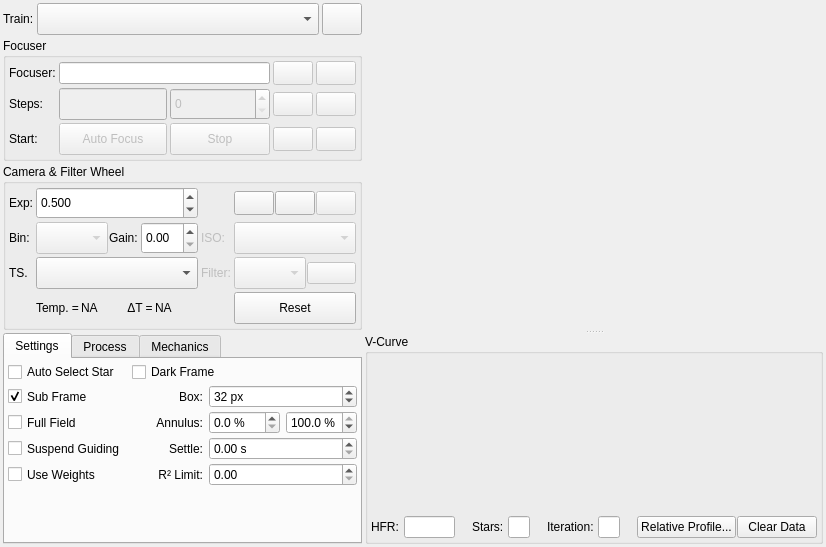
Old version of the form kstars/ekos/focus/focus.ui in the repository KDE/kstars.
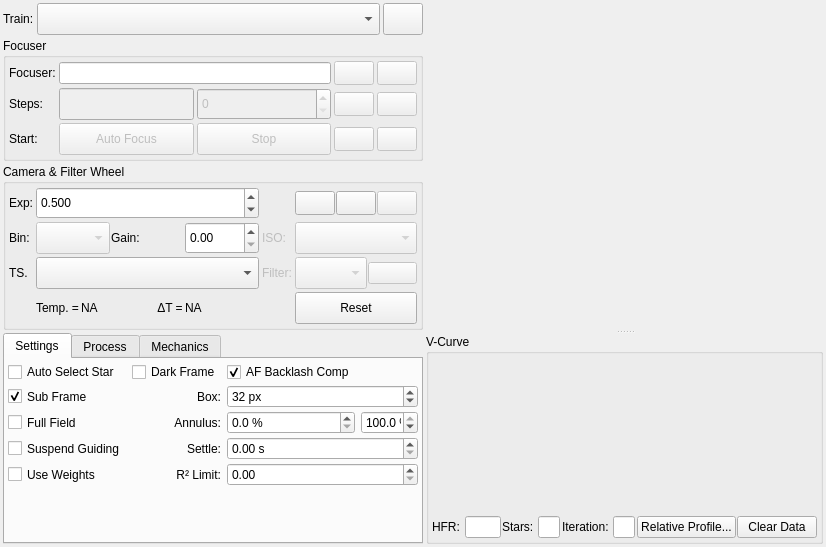
New version of the form. Icons and pictures are not drawn. Custom widgets are drawn as their Qt base class.

Commit message: Control to allow autofocus backlash compensation to be toggled on or off

```diff
--- a/kstars/ekos/focus/focus.ui
+++ b/kstars/ekos/focus/focus.ui
@@ -1104,7 +1104,7 @@
              </property>
             </widget>
            </item>
-           <item row="0" column="1" colspan="3">
+           <item row="0" column="1">
             <widget class="QCheckBox" name="useFocusDarkFrame">
              <property name="sizePolicy">
               <sizepolicy hsizetype="Preferred" vsizetype="Preferred">
@@ -1120,6 +1120,25 @@
              </property>
             </widget>
            </item>
+           <item row="0" column="2">
+            <widget class="QCheckBox" name="focusAFBacklashComp">
+             <property name="sizePolicy">
+              <sizepolicy hsizetype="Preferred" vsizetype="Preferred">
+               <horstretch>0</horstretch>
+               <verstretch>0</verstretch>
+              </sizepolicy>
+             </property>
+             <property name="toolTip">
+              <string>&lt;html&gt;&lt;head/&gt;&lt;body&gt;&lt;p&gt;Enable to have AutoFocus perform Backlash Compensation. Use in conjunction with the Backlash field.  Either the autofocus algorithm or the driver/focuser should perform backlash compensation but not both.&lt;/p&gt;&lt;p&gt;Used by Linear and Linear 1 Pass algorithms.&lt;/p&gt;&lt;/body&gt;&lt;/html&gt;</string>
+             </property>
+             <property name="text">
+              <string>AF Backlash Comp</string>
+             </property>
+             <property name="checked">
+              <bool>true</bool>
+             </property>
+            </widget>
+           </item>
           </layout>
          </item>
          <item>
```
Left out of the diff: 487 changed lines with no effect on the pictures. The commit also changes 7 other files.
